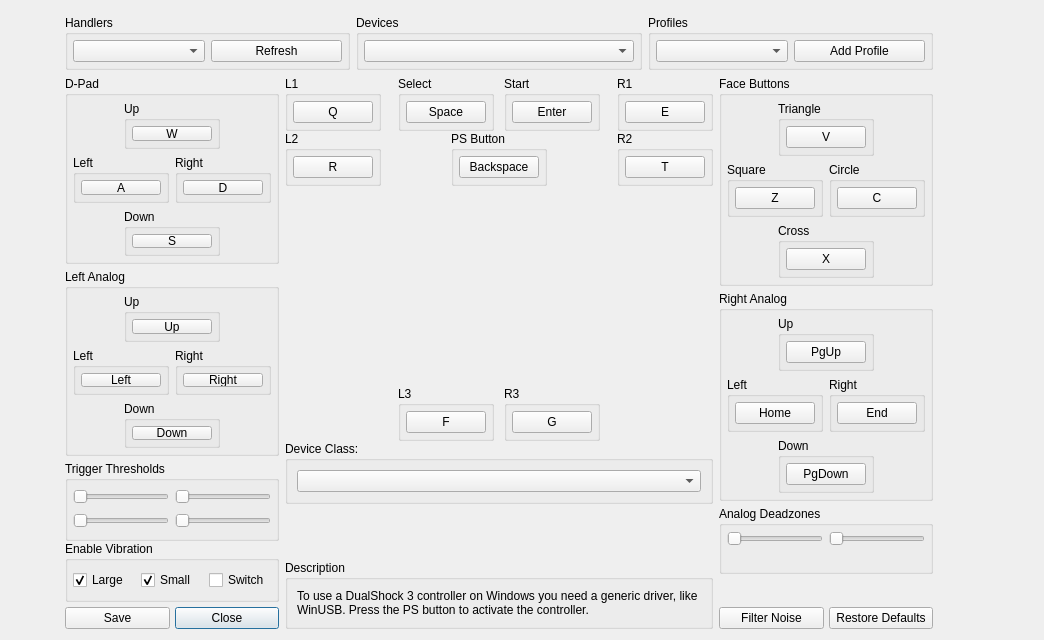
Old version of the form rpcs3/rpcs3qt/pad_settings_dialog.ui in the repository RPCS3/rpcs3.
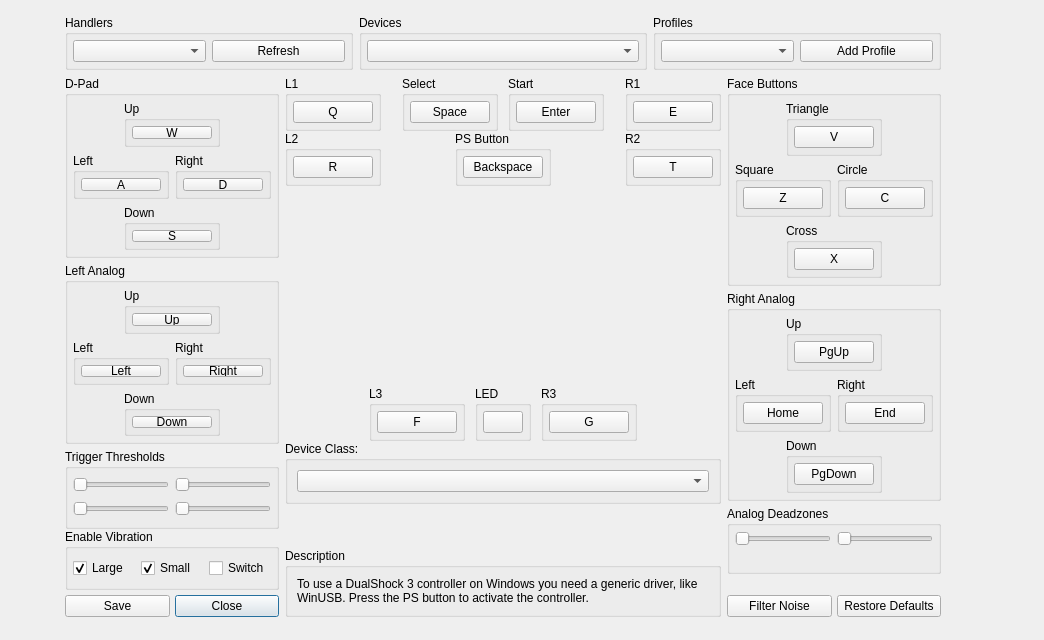
New version of the form. Icons and pictures are not drawn.

Commit message: Qt/input: add LED color picker to pad settings dialog

Patch:
```diff
--- a/rpcs3/rpcs3qt/pad_settings_dialog.ui
+++ b/rpcs3/rpcs3qt/pad_settings_dialog.ui
@@ -25,8 +25,8 @@
     <rect>
      <x>60</x>
      <y>10</y>
-     <width>878</width>
-     <height>624</height>
+     <width>886</width>
+     <height>612</height>
     </rect>
    </property>
    <layout class="QVBoxLayout" name="mainLayout">
@@ -1172,6 +1172,9 @@
             <item>
              <widget class="QWidget" name="widget_9" native="true">
               <layout class="QHBoxLayout" name="horizontalLayout_16">
+               <property name="spacing">
+                <number>10</number>
+               </property>
                <property name="leftMargin">
                 <number>0</number>
                </property>
@@ -1412,6 +1415,41 @@
             </layout>
            </widget>
           </item>
+          <item>
+           <widget class="QGroupBox" name="gb_led">
+            <property name="title">
+             <string>LED</string>
+            </property>
+            <layout class="QVBoxLayout" name="verticalLayout_39">
+             <property name="leftMargin">
+              <number>5</number>
+             </property>
+             <property name="topMargin">
+              <number>5</number>
+             </property>
+             <property name="rightMargin">
+              <number>5</number>
+             </property>
+             <property name="bottomMargin">
+              <number>5</number>
+             </property>
+             <item>
+              <widget class="QPushButton" name="b_led">
+               <property name="text">
+                <string/>
+               </property>
+               <property name="icon">
+                <iconset resource="../resources.qrc">
+                 <normaloff>:/Icons/controllers.png</normaloff>:/Icons/controllers.png</iconset>
+               </property>
+               <property name="autoDefault">
+                <bool>false</bool>
+               </property>
+              </widget>
+             </item>
+            </layout>
+           </widget>
+          </item>
           <item>
            <widget class="QGroupBox" name="groupBox_14">
             <property name="title">
```
The commit also changes 9 other files.
